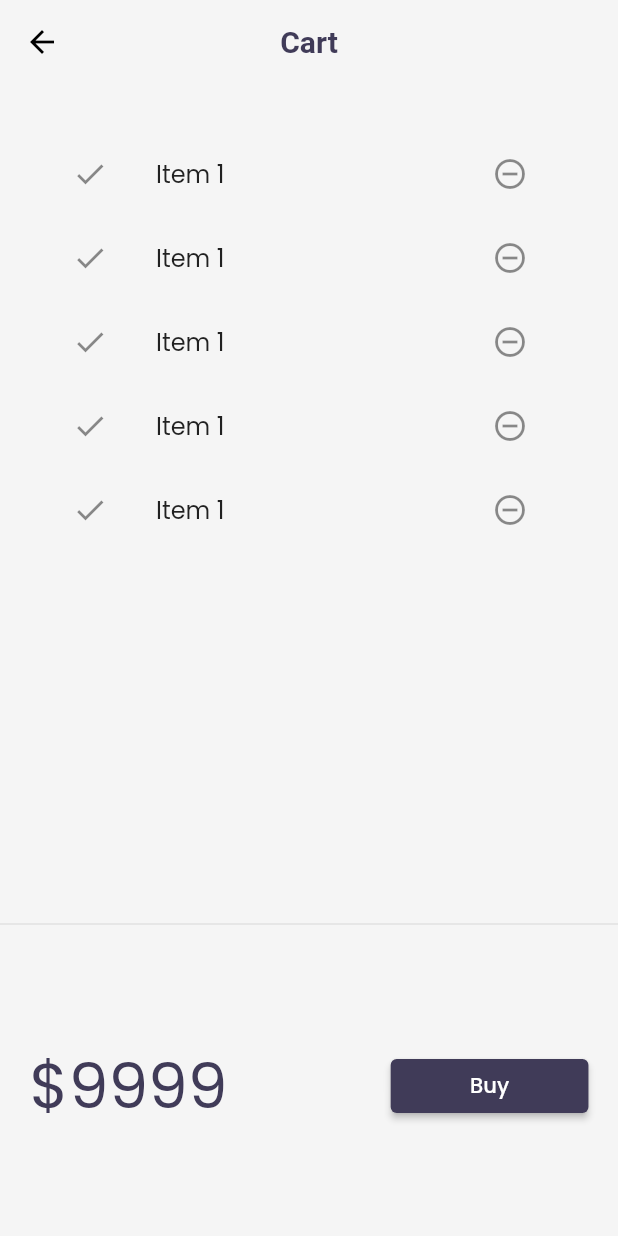
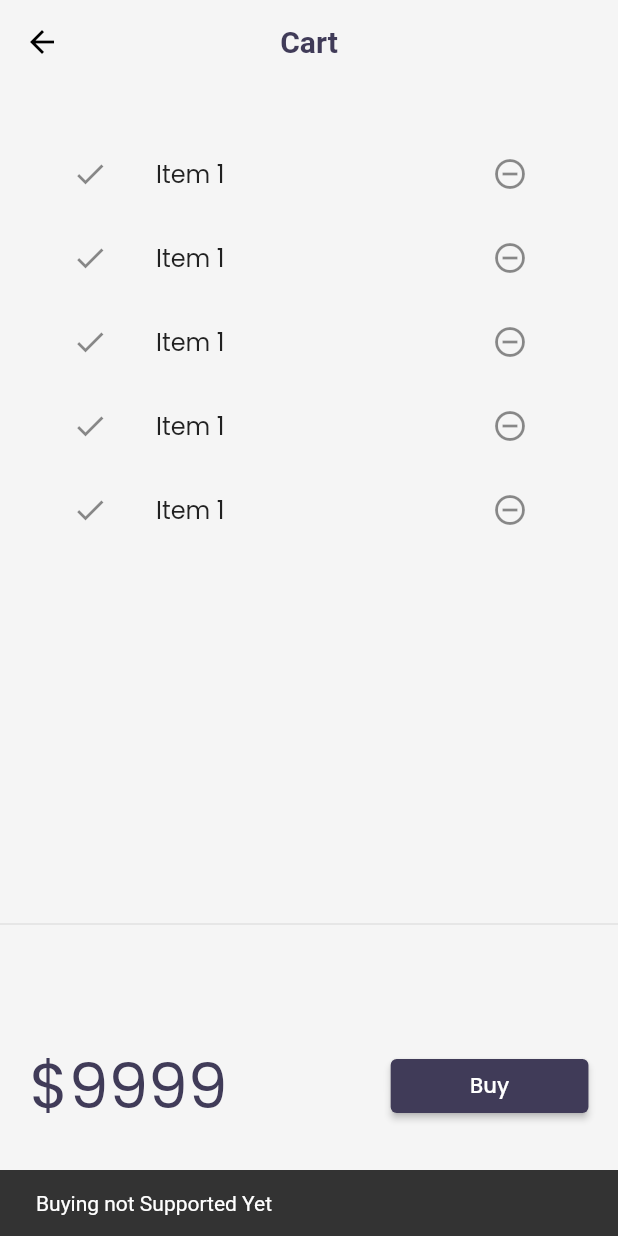
Before and after one commit to sandy088/flutter_catalog, a Flutter app: the cartPage screen opened by its route, after a tap on "Buy", on a phone screen of 412 x 824 dp. Run offline on Flutter 3.47's test engine with Material 2 defaults, Android fonts, the phone set to English and light mode, and no system bars; our stand-ins replace google_fonts, velocity_x; network calls fail.

Commit message:
day23 completed

```diff
--- a/lib/models/catalog.dart
+++ b/lib/models/catalog.dart
@@ -17,9 +17,8 @@ class CatalogModel{
 
 
 
-static Item getById(int id) => items.firstWhere((element) => element.id == id, orElse: null);
-
-static Item getByPosition(int pos) =>items[pos];
+Item getById(int id) => items.firstWhere((element) => element.id == id, orElse: null);
+Item getByPosition(int pos) =>items[pos];
 }
 
 class Item {
--- a/lib/pages/cart_page.dart
+++ b/lib/pages/cart_page.dart
@@ -50,7 +50,9 @@ class _CartTotal extends StatelessWidget {
         children: [
         "\$9999".text.xl5.color(context.theme.accentColor).make(),
         30.widthBox,
-        ElevatedButton(onPressed: (){},
+        ElevatedButton(onPressed: (){
+          ScaffoldMessenger.of(context).showSnackBar(SnackBar(content: "Buying not Supported Yet".text.make()));
+        },
         style: ButtonStyle(backgroundColor: MaterialStateProperty.all(context.theme.buttonColor)) ,
 
         child: "Buy".text.make()).w32(context)
--- a/lib/widgets/homepage_widgets/catalog_list.dart
+++ b/lib/widgets/homepage_widgets/catalog_list.dart
@@ -17,7 +17,7 @@ class CatalogList extends StatelessWidget {
       shrinkWrap: true,
       itemCount: CatalogModel.items.length,
       itemBuilder: (context, index){
-        final catalog= CatalogModel.getByPosition(index);
+        final catalog= CatalogModel.items[index];
         // ignore: missing_required_param
         return InkWell(
           onTap: () => Navigator.push(context, MaterialPageRoute(builder: (context)=>HomeDetailPage(catalog: catalog,
```
